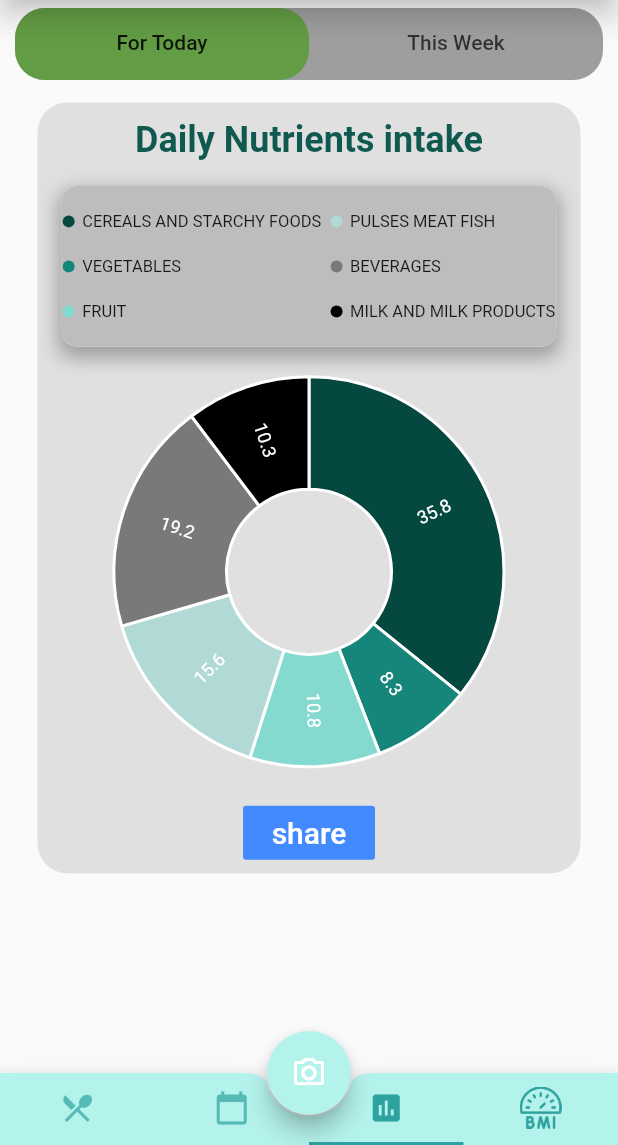
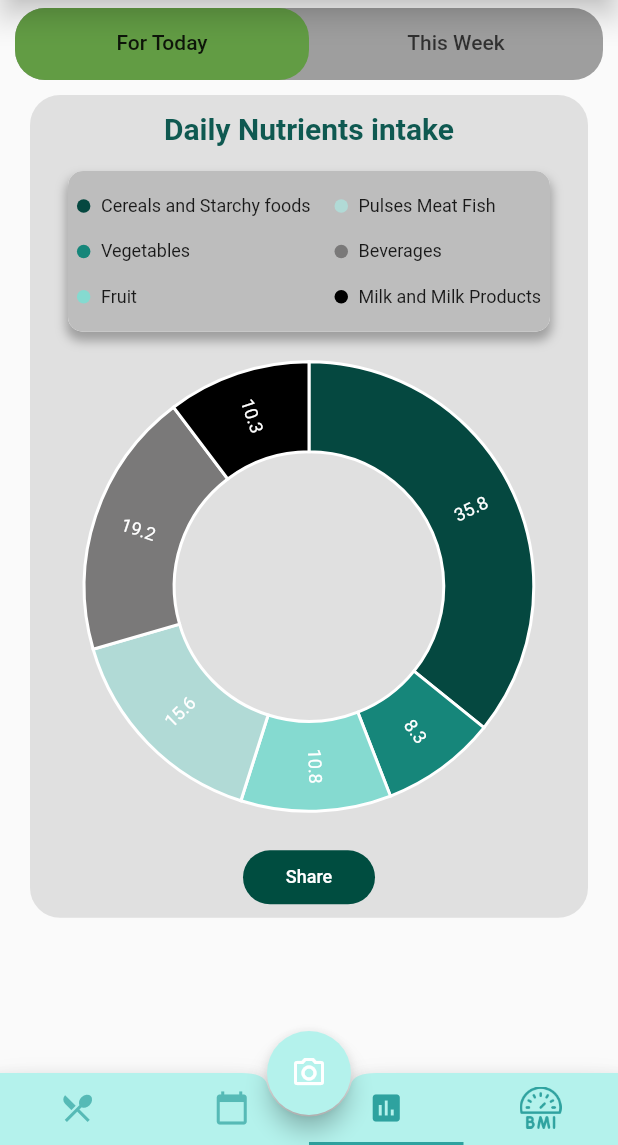
Before and after one commit to cepdnaclk/SnaT-meal-tracking-app, a Flutter app: the screen it shows after launch, item 3 of the bottom bar chosen, on a phone screen of 412 x 824 dp, the part 91-1236 px from its top. Run offline on Flutter 3.47's test engine with Material 2 defaults, Android fonts, the phone set to English and light mode, and no system bars; drawn by our look-alikes of screenshot; our stand-ins replace camera, charts_flutter, cloud_firestore, firebase_auth, firebase_core, firebase_storage and 11 more; missing offline and left inert: flutter_3d_choice_chip, pretty_gauge; accounts and stored records are empty.

Commit message:
Update chart_view.dart

```diff
--- a/lib/Components/Tab_Views/chart_view.dart
+++ b/lib/Components/Tab_Views/chart_view.dart
@@ -18,8 +18,15 @@ class ChartView extends StatefulWidget {
 
 class _ChartViewState extends State<ChartView> {
   late List<charts.Series<Task, String>> _seriesPieData;
+  late List<charts.Series<Pollution, String>> _seriesData;
 
   _generateData() {
+    var data1 = [
+      new Pollution(1980, 'USA', 10),
+      new Pollution(1980, 'Asia', 9),
+      new Pollution(1980, 'Europe', 5),
+    ];
+
     var piedata = [
       new Task('Cereals and Starchy foods', 35.8, Color(0xff054840)),
       new Task('Vegetables', 8.3, Color(0xff16867a)),
@@ -40,11 +47,23 @@ class _ChartViewState extends State<ChartView> {
         labelAccessorFn: (Task row, _) => '${row.taskvalue}',
       ),
     );
+    _seriesData.add(
+      charts.Series(
+        domainFn: (Pollution pollution, _) => pollution.place,
+        measureFn: (Pollution pollution, _) => pollution.quantity,
+        id: '2017',
+        data: data1,
+        fillPatternFn: (_, __) => charts.FillPatternType.solid,
+        fillColorFn: (Pollution pollution, _) =>
+            charts.ColorUtil.fromDartColor(Color(0xff990099)),
+      ),
+    );
   }
 
   @override
   void initState() {
     super.initState();
+    _seriesData = <charts.Series<Pollution, String>>[];
     _seriesPieData = <charts.Series<Task, String>>[];
     _generateData();
   }
@@ -79,11 +98,11 @@ class _ChartViewState extends State<ChartView> {
                   ),
                 ),
                 SizedBox(
-                  height: size.height * 0.66,
+                  height: size.height * 0.69,
                   child: TabBarView(
                     children: [
                       Padding(
-                        padding: EdgeInsets.all(15.0),
+                        padding: EdgeInsets.all(10.0),
                         child: Container(
                           padding: EdgeInsets.all(3.0),
                           decoration: BoxDecoration(
@@ -98,7 +117,7 @@ class _ChartViewState extends State<ChartView> {
                               const Text(
                                 'Daily Nutrients intake',
                                 style: TextStyle(
-                                    fontSize: 24.0,
+                                    fontSize: 20.0,
                                     fontWeight: FontWeight.bold,
                                     color: Color(0xff0f5951)),
                               ),
@@ -107,7 +126,7 @@ class _ChartViewState extends State<ChartView> {
                               ),
                               Container(
                                 height: size.height * 0.13,
-                                width: size.width * 0.8,
+                                width: size.width * 0.78,
                                 decoration: BoxDecoration(
                                   color: Colors.grey.shade400,
                                   borderRadius: BorderRadius.circular(10.0),
@@ -115,8 +134,8 @@ class _ChartViewState extends State<ChartView> {
                                     BoxShadow(
                                       color: Colors.grey.shade500,
                                       offset: Offset(0.0, 5.0),
-                                      blurRadius: 10.0,
-                                      spreadRadius: 2.0,
+                                      blurRadius: 5.0,
+                                      spreadRadius: 1.0,
                                     ),
                                     BoxShadow(
                                         color: Colors.white,
@@ -149,7 +168,7 @@ class _ChartViewState extends State<ChartView> {
                                         ],
                                       ),
                                     ),
-                                    const SizedBox(width: 5),
+                                    const SizedBox(width: 4),
                                     Container(
                                       child: Column(
                                         mainAxisAlignment:
@@ -180,26 +199,8 @@ class _ChartViewState extends State<ChartView> {
                                   _seriesPieData,
                                   animate: true,
                                   animationDuration: Duration(seconds: 1),
-                                  // behaviors: [
-                                  //   charts.DatumLegend(
-                                  //     outsideJustification:
-                                  //         charts.OutsideJustification.endDrawArea,
-                                  //     horizontalFirst: false,
-                                  //     desiredMaxRows: 3,
-                                  //     cellPadding: const EdgeInsets.only(
-                                  //         top: 5.0,
-                                  //         bottom: 5.0,
-                                  //         right: 5.0,
-                                  //         left: 5.0),
-                                  //     entryTextStyle: charts.TextStyleSpec(
-                                  //         color: charts
-                                  //             .MaterialPalette.blue.shadeDefault,
-                                  //         fontFamily: 'Georgia',
-                                  //         fontSize: 12),
-                                  //   )
-                                  // ],
                                   defaultRenderer: charts.ArcRendererConfig(
-                                    arcWidth: 75,
+                                    arcWidth: 60,
                                     arcRendererDecorators: [
                                       charts.ArcLabelDecorator(
                                           labelPosition:
@@ -209,11 +210,14 @@ class _ChartViewState extends State<ChartView> {
                                 ),
                               ),
                               FlatButton(
+                                shape: RoundedRectangleBorder(
+                                  borderRadius: BorderRadius.circular(20),
+                                ),
                                 child: Text(
-                                  'share',
-                                  style: TextStyle(fontSize: 20.0),
+                                  'Share',
+                                  style: TextStyle(fontSize: 12.0),
                                 ),
-                                color: Colors.blueAccent,
+                                color: Colors.teal.shade900,
                                 textColor: Colors.white,
                                 onPressed: () async {
                                   final image = await controller.capture();
@@ -230,7 +234,35 @@ class _ChartViewState extends State<ChartView> {
                       Padding(
                         padding: EdgeInsets.all(10.0),
                         child: Container(
-                          color: Colors.teal,
+                          decoration: BoxDecoration(
+                            borderRadius: BorderRadius.circular(20.0),
+                            color: Colors.grey.shade300,
+                          ),
+                          child: Column(
+                            crossAxisAlignment: CrossAxisAlignment.center,
+                            children: <Widget>[
+                              SizedBox(
+                                height: size.height * 0.01,
+                              ),
+                              Text(
+                                "Total intake for this week",
+                                style: TextStyle(
+                                  fontSize: 18,
+                                  color: Colors.teal.shade900,
+                                ),
+                              ),
+                              Expanded(
+                                child: charts.BarChart(
+                                  _seriesData,
+                                  animate: true,
+                                  barGroupingType:
+                                      charts.BarGroupingType.grouped,
+                                  //behaviors: [new charts.SeriesLegend()],
+                                  animationDuration: Duration(seconds: 1),
+                                ),
+                              ),
+                            ],
+                          ),
                         ),
                       )
                     ],
@@ -278,19 +310,19 @@ class Legend extends StatelessWidget {
     return Row(
       children: <Widget>[
         Container(
-          width: 8,
-          height: 8,
+          width: 9,
+          height: 9,
           decoration: BoxDecoration(
             shape: BoxShape.circle,
             color: colour,
           ),
         ),
         SizedBox(
-          width: 5.0,
+          width: 7.0,
         ),
         Text(
-          text.toUpperCase(),
-          style: TextStyle(fontSize: 11),
+          text,
+          style: TextStyle(fontSize: 12),
         ),
       ],
     );
@@ -305,168 +337,10 @@ class Task {
   Task(this.task, this.taskvalue, this.colorval);
 }
 
-// import 'package:flutter/material.dart';
-// import 'package:charts_flutter/flutter.dart' as charts;
-//
-// class ChartView extends StatefulWidget {
-//   const ChartView({Key? key}) : super(key: key);
-//
-//   @override
-//   State<ChartView> createState() => _ChartViewState();
-// }
-//
-// class _ChartViewState extends State<ChartView> {
-//   late List<charts.Series<Task, String>> _seriesPieData;
-//
-//   _generateData() {
-//     var piedata = [
-//       new Task('Cereals and Starchy foods', 35.8, Color(0xff054840)),
-//       new Task('Vegetables', 8.3, Color(0xff16867a)),
-//       new Task('Fruits', 10.8, Color(0xff85dad0)),
-//       new Task('Pulses Meat Fish', 15.6, Color(0xffb1dad6)),
-//       new Task('Beverages', 19.2, Color(0xff7a7979)),
-//       new Task('Milk and Milk Products', 10.3, Color(0xff000000)),
-//     ];
-//
-//     _seriesPieData.add(
-//       charts.Series(
-//         domainFn: (Task task, _) => task.task,
-//         measureFn: (Task task, _) => task.taskvalue,
-//         colorFn: (Task task, _) =>
-//             charts.ColorUtil.fromDartColor(task.colorval),
-//         id: 'Air Pollution',
-//         data: piedata,
-//         labelAccessorFn: (Task row, _) => '${row.taskvalue}',
-//       ),
-//     );
-//   }
-//
-//   @override
-//   void initState() {
-//     super.initState();
-//     _seriesPieData = <charts.Series<Task, String>>[];
-//     _generateData();
-//   }
-//
-//   @override
-//   Widget build(BuildContext context) {
-//     return DefaultTabController(
-//       length: 2,
-//       child: Scaffold(
-//         appBar: AppBar(
-//           bottom: TabBar(
-//             indicatorColor: Color(0xff1976d2),
-//             tabs: [
-//               Tab(text: "For Today"),
-//               Tab(text: "This Week"),
-//             ],
-//           ),
-//         ),
-//         body: TabBarView(children: [
-//           Padding(
-//             padding: EdgeInsets.all(10.0),
-//             child: Center(
-//               child: Column(
-//                 children: <Widget>[
-//                   const Text(
-//                     'Daily Nutrients intake',
-//                     style: TextStyle(
-//                         fontSize: 24.0,
-//                         fontWeight: FontWeight.bold,
-//                         color: Color(0xff0f5951)),
-//                   ),
-//                   SizedBox(
-//                     height: 20.0,
-//                   ),
-//                   Expanded(
-//                     child: charts.PieChart<String>(
-//                       _seriesPieData,
-//                       animate: true,
-//                       animationDuration: Duration(seconds: 1),
-//                       behaviors: [
-//                         charts.DatumLegend(
-//                           outsideJustification:
-//                           charts.OutsideJustification.endDrawArea,
-//                           horizontalFirst: false,
-//                           desiredMaxRows: 3,
-//                           cellPadding:
-//                           const EdgeInsets.only(right: 10.0, bottom: 10.0),
-//                           entryTextStyle: charts.TextStyleSpec(
-//                               color: charts.MaterialPalette.purple.shadeDefault,
-//                               fontFamily: 'Georgia',
-//                               fontSize: 12),
-//                         )
-//                       ],
-//                       defaultRenderer: charts.ArcRendererConfig(
-//                         arcWidth: 75,
-//                         arcRendererDecorators: [
-//                           charts.ArcLabelDecorator(
-//                               labelPosition: charts.ArcLabelPosition.inside)
-//                         ],
-//                       ),
-//                     ),
-//                   ),
-//                 ],
-//               ),
-//             ),
-//           ),
-//           Padding(
-//             padding: EdgeInsets.all(10.0),
-//             child: Center(
-//               child: Column(
-//                 children: <Widget>[
-//                   const Text(
-//                     'Daily Nutrients intake',
-//                     style: TextStyle(
-//                         fontSize: 24.0,
-//                         fontWeight: FontWeight.bold,
-//                         color: Color(0xff0f5951)),
-//                   ),
-//                   SizedBox(
-//                     height: 20.0,
-//                   ),
-//                   Expanded(
-//                     child: charts.PieChart<String>(
-//                       _seriesPieData,
-//                       animate: true,
-//                       animationDuration: Duration(seconds: 1),
-//                       behaviors: [
-//                         charts.DatumLegend(
-//                           outsideJustification:
-//                           charts.OutsideJustification.endDrawArea,
-//                           horizontalFirst: false,
-//                           desiredMaxRows: 3,
-//                           cellPadding:
-//                           const EdgeInsets.only(right: 10.0, bottom: 10.0),
-//                           entryTextStyle: charts.TextStyleSpec(
-//                               color: charts.MaterialPalette.purple.shadeDefault,
-//                               fontFamily: 'Georgia',
-//                               fontSize: 12),
-//                         )
-//                       ],
-//                       defaultRenderer: charts.ArcRendererConfig(
-//                         arcWidth: 75,
-//                         arcRendererDecorators: [
-//                           charts.ArcLabelDecorator(
-//                               labelPosition: charts.ArcLabelPosition.inside)
-//                         ],
-//                       ),
-//                     ),
-//                   ),
-//                 ],
-//               ),
-//             ),
-//           ),
-//         ]),
-//       ),
-//     );
-//   }
-// }
-//
-// class Task {
-//   String task;
-//   double taskvalue;
-//   Color colorval;
-//
-//   Task(this.task, this.taskvalue, this.colorval);
-// }
+class Pollution {
+  String place;
+  int year;
+  int quantity;
+
+  Pollution(this.year, this.place, this.quantity);
+}
```
